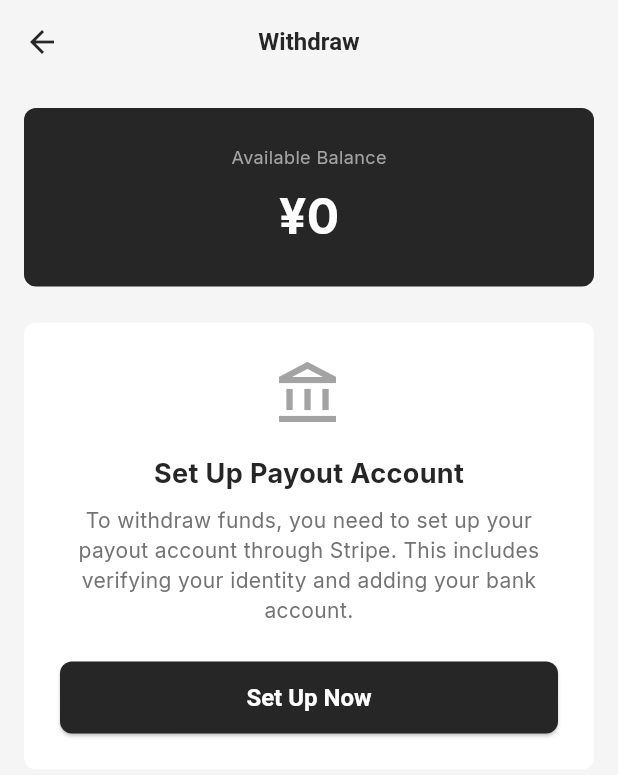
After one commit to Maymayworld/zerogrid-platform, a Flutter app: the EarningsScreen screen opened directly, after a tap on "Withdraw", on a phone screen of 412 x 824 dp. The commit adds this screen. Shown: the top 775 px of the screen. Run offline on Flutter 3.47's test engine with Material 3 defaults, Android fonts, the phone set to English and light mode, and no system bars; our stand-ins replace fl_chart, flutter_hooks, flutter_riverpod, font_awesome_flutter, google_fonts, hooks_riverpod and 4 more; missing offline and left inert: flutter_stripe; accounts and stored records are empty; network calls fail.

Commit message:
complete payment feature

```diff
--- /dev/null
+++ b/lib/features/creator/earnings/data/services/payout_service.dart
@@ -0,0 +1,70 @@
+// lib/features/creator/earnings/data/services/payout_service.dart
+import 'package:supabase_flutter/supabase_flutter.dart';
+
+class ConnectStatus {
+  final bool hasConnect;
+  final bool payoutsEnabled;
+  final bool detailsSubmitted;
+
+  const ConnectStatus({
+    this.hasConnect = false,
+    this.payoutsEnabled = false,
+    this.detailsSubmitted = false,
+  });
+
+  factory ConnectStatus.fromJson(Map<String, dynamic> json) {
+    return ConnectStatus(
+      hasConnect: json['has_connect'] as bool? ?? false,
+      payoutsEnabled: json['payouts_enabled'] as bool? ?? false,
+      detailsSubmitted: json['details_submitted'] as bool? ?? false,
+    );
+  }
+}
+
+class PayoutService {
+  final SupabaseClient _supabase = Supabase.instance.client;
+
+  /// Stripe Connect オンボーディングURLを取得
+  Future<String> getOnboardingUrl({String? returnUrl}) async {
+    final response = await _supabase.functions.invoke(
+      'stripe-connect-onboarding',
+      body: {'return_url': returnUrl},
+    );
+
+    if (response.status != 200) {
+      final error = response.data['error'] ?? 'Failed to start onboarding';
+      throw Exception(error);
+    }
+
+    return response.data['onboarding_url'] as String;
+  }
+
+  /// Connect アカウントの状態を取得
+  Future<ConnectStatus> getConnectStatus() async {
+    final response = await _supabase.functions.invoke(
+      'stripe-connect-status',
+      body: {},
+    );
+
+    if (response.status != 200) {
+      return const ConnectStatus();
+    }
+
+    return ConnectStatus.fromJson(response.data as Map<String, dynamic>);
+  }
+
+  /// 出金を実行
+  Future<int> withdraw(int amount) async {
+    final response = await _supabase.functions.invoke(
+      'stripe-withdrawal',
+      body: {'amount': amount},
+    );
+
+    if (response.status != 200) {
+      final error = response.data['error'] ?? 'Withdrawal failed';
+      throw Exception(error);
+    }
+
+    return response.data['new_balance'] as int;
+  }
+}
--- a/lib/features/creator/earnings/presentation/pages/earnings_screen.dart
+++ b/lib/features/creator/earnings/presentation/pages/earnings_screen.dart
@@ -8,6 +8,7 @@ import '../../../../../shared/presentation/providers/reward_provider.dart';
 import '../../../../../shared/presentation/providers/view_count_provider.dart';
 import '../../../../../shared/data/services/reward_service.dart';
 import '../../../../../shared/data/services/view_count_service.dart';
+import 'withdrawal_screen.dart';
 
 class EarningsScreen extends HookConsumerWidget {
   const EarningsScreen({Key? key}) : super(key: key);
@@ -89,11 +90,43 @@ class EarningsScreen extends HookConsumerWidget {
                           ),
                         ),
                         SizedBox(height: SpacePalette.xs),
-                        Text(
-                          'Available Balance',
-                          style: TextStylePalette.normalText.copyWith(
-                            color: ColorPalette.neutral400,
-                          ),
+                        Row(
+                          children: [
+                            Text(
+                              'Available Balance',
+                              style: TextStylePalette.normalText.copyWith(
+                                color: ColorPalette.neutral400,
+                              ),
+                            ),
+                            Spacer(),
+                            GestureDetector(
+                              onTap: () {
+                                final balance = balanceAsync.whenOrNull(data: (b) => b) ?? 0;
+                                Navigator.push(
+                                  context,
+                                  MaterialPageRoute(
+                                    builder: (context) => WithdrawalScreen(currentBalance: balance),
+                                  ),
+                                );
+                              },
+                              child: Container(
+                                padding: EdgeInsets.symmetric(
+                                  horizontal: SpacePalette.base,
+                                  vertical: SpacePalette.sm,
+                                ),
+                                decoration: BoxDecoration(
+                                  color: ColorPalette.white,
+                                  borderRadius: BorderRadius.circular(RadiusPalette.full),
+                                ),
+                                child: Text(
+                                  'Withdraw',
+                                  style: TextStylePalette.smTitle.copyWith(
+                                    color: ColorPalette.neutral800,
+                                  ),
+                                ),
+                              ),
+                            ),
+                          ],
                         ),
                       ],
                     ),
--- /dev/null
+++ b/lib/features/creator/earnings/presentation/pages/withdrawal_screen.dart
@@ -0,0 +1,412 @@
+// lib/features/creator/earnings/presentation/pages/withdrawal_screen.dart
+import 'package:flutter/material.dart';
+import 'package:flutter_hooks/flutter_hooks.dart';
+import 'package:hooks_riverpod/hooks_riverpod.dart';
+import 'package:url_launcher/url_launcher.dart';
+import '../../../../../shared/theme/app_theme.dart';
+import '../../../../../shared/presentation/providers/reward_provider.dart';
+import '../../data/services/payout_service.dart';
+
+final payoutServiceProvider = Provider<PayoutService>((ref) {
+  return PayoutService();
+});
+
+class WithdrawalScreen extends HookConsumerWidget {
+  final int currentBalance;
+
+  const WithdrawalScreen({Key? key, required this.currentBalance}) : super(key: key);
+
+  @override
+  Widget build(BuildContext context, WidgetRef ref) {
+    final service = ref.read(payoutServiceProvider);
+    final connectStatus = useState<ConnectStatus?>(null);
+    final isCheckingStatus = useState(true);
+    final isProcessing = useState(false);
+    final amountController = useTextEditingController();
+    final errorText = useState<String?>(null);
+
+    // Connect状態チェック
+    useEffect(() {
+      Future.microtask(() async {
+        try {
+          final status = await service.getConnectStatus();
+          connectStatus.value = status;
+        } catch (e) {
+          debugPrint('Connect status check failed: $e');
+          connectStatus.value = const ConnectStatus();
+        }
+        isCheckingStatus.value = false;
+      });
+      return null;
+    }, []);
+
+    String formatCurrency(int amount) {
+      return '¥${amount.toString().replaceAllMapped(
+        RegExp(r'(\d{1,3})(?=(\d{3})+(?!\d))'),
+        (Match m) => '${m[1]},',
+      )}';
+    }
+
+    Future<void> handleSetupPayout() async {
+      isProcessing.value = true;
+      try {
+        final url = await service.getOnboardingUrl();
+        final uri = Uri.parse(url);
+        if (await canLaunchUrl(uri)) {
+          await launchUrl(uri, mode: LaunchMode.externalApplication);
+        }
+      } catch (e) {
+        if (context.mounted) {
+          ScaffoldMessenger.of(context).showSnackBar(
+            SnackBar(content: Text('Failed: $e'), backgroundColor: Colors.red),
+          );
+        }
+      } finally {
+        isProcessing.value = false;
+      }
+    }
+
+    Future<void> refreshStatus() async {
+      isCheckingStatus.value = true;
+      try {
+        final status = await service.getConnectStatus();
+        connectStatus.value = status;
+      } catch (_) {}
+      isCheckingStatus.value = false;
+    }
+
+    Future<void> handleWithdraw() async {
+      errorText.value = null;
+      final amountStr = amountController.text.replaceAll(',', '').trim();
+      final amount = int.tryParse(amountStr);
+
+      if (amount == null || amount < 1000) {
+        errorText.value = 'Minimum withdrawal is ¥1,000';
+        return;
+      }
+      if (amount > currentBalance) {
+        errorText.value = 'Insufficient balance';
+        return;
+      }
+
+      // 確認ダイアログ
+      final confirmed = await showDialog<bool>(
+        context: context,
+        builder: (ctx) => AlertDialog(
+          title: Text('Confirm Withdrawal'),
+          content: Text('Withdraw ${formatCurrency(amount)} to your bank account?'),
+          actions: [
+            TextButton(
+              onPressed: () => Navigator.pop(ctx, false),
+              child: Text('Cancel'),
+            ),
+            TextButton(
+              onPressed: () => Navigator.pop(ctx, true),
+              child: Text('Confirm', style: TextStyle(color: ColorPalette.smashedPumpkin600)),
+            ),
+          ],
+        ),
+      );
+
+      if (confirmed != true) return;
+
+      isProcessing.value = true;
+      try {
+        await service.withdraw(amount);
+        ref.invalidate(creatorBalanceProvider);
+        if (context.mounted) {
+          ScaffoldMessenger.of(context).showSnackBar(
+            SnackBar(
+              content: Text('${formatCurrency(amount)} withdrawal processed!'),
+              backgroundColor: ColorPalette.positive500,
+            ),
+          );
+          Navigator.pop(context);
+        }
+      } catch (e) {
+        errorText.value = e.toString().replaceFirst('Exception: ', '');
+      } finally {
+        isProcessing.value = false;
+      }
+    }
+
+    return Scaffold(
+      backgroundColor: ColorPalette.neutral100,
+      appBar: AppBar(
+        title: Text('Withdraw'),
+        backgroundColor: ColorPalette.neutral100,
+      ),
+      body: isCheckingStatus.value
+          ? Center(child: CircularProgressIndicator(color: ColorPalette.neutral800))
+          : SingleChildScrollView(
+              padding: EdgeInsets.all(SpacePalette.base),
+              child: Column(
+                crossAxisAlignment: CrossAxisAlignment.start,
+                children: [
+                  // 残高表示
+                  Container(
+                    width: double.infinity,
+                    padding: EdgeInsets.all(SpacePalette.lg),
+                    decoration: BoxDecoration(
+                      color: ColorPalette.neutral800,
+                      borderRadius: BorderRadius.circular(RadiusPalette.base),
+                    ),
+                    child: Column(
+                      children: [
+                        Text(
+                          'Available Balance',
+                          style: TextStylePalette.smText.copyWith(
+                            color: ColorPalette.neutral400,
+                          ),
+                        ),
+                        SizedBox(height: SpacePalette.sm),
+                        Text(
+                          formatCurrency(currentBalance),
+                          style: TextStylePalette.header.copyWith(
+                            color: ColorPalette.white,
+                            fontSize: 32,
+                          ),
+                        ),
+                      ],
+                    ),
+                  ),
+                  SizedBox(height: SpacePalette.lg),
+
+                  // Connectアカウント未設定の場合
+                  if (connectStatus.value == null || !connectStatus.value!.hasConnect) ...[
+                    _buildSetupSection(
+                      icon: Icons.account_balance_outlined,
+                      title: 'Set Up Payout Account',
+                      description: 'To withdraw funds, you need to set up your payout account through Stripe. '
+                          'This includes verifying your identity and adding your bank account.',
+                      buttonText: 'Set Up Now',
+                      isLoading: isProcessing.value,
+                      onTap: handleSetupPayout,
+                    ),
+                  ]
+                  // 設定済みだが確認未完了
+                  else if (!connectStatus.value!.payoutsEnabled) ...[
+                    _buildSetupSection(
+                      icon: Icons.pending_outlined,
+                      title: 'Verification Pending',
+                      description: connectStatus.value!.detailsSubmitted
+                          ? 'Your account is being verified by Stripe. This usually takes 1-2 business days.'
+                          : 'Please complete your account setup to enable withdrawals.',
+                      buttonText: connectStatus.value!.detailsSubmitted ? 'Refresh Status' : 'Continue Setup',
+                      isLoading: isProcessing.value,
+                      onTap: connectStatus.value!.detailsSubmitted ? refreshStatus : handleSetupPayout,
+                    ),
+                  ]
+                  // 出金可能
+                  else ...[
+                    // ステータスバッジ
+                    Container(
+                      padding: EdgeInsets.symmetric(
+                        horizontal: SpacePalette.base,
+                        vertical: SpacePalette.sm,
+                      ),
+                      decoration: BoxDecoration(
+                        color: ColorPalette.positive50,
+                        borderRadius: BorderRadius.circular(RadiusPalette.base),
+                        border: Border.all(color: ColorPalette.positive200),
+                      ),
+                      child: Row(
+                        children: [
+                          Icon(Icons.check_circle, size: 20, color: ColorPalette.positive500),
+                          SizedBox(width: SpacePalette.sm),
+                          Text(
+                            'Payout account verified',
+                            style: TextStylePalette.smTitle.copyWith(
+                              color: ColorPalette.positive700,
+                            ),
+                          ),
+                        ],
+                      ),
+                    ),
+                    SizedBox(height: SpacePalette.lg),
+
+                    // 金額入力
+                    Text('Amount', style: TextStylePalette.smTitle),
+                    SizedBox(height: SpacePalette.sm),
+                    TextField(
+                      controller: amountController,
+                      keyboardType: TextInputType.number,
+                      style: TextStylePalette.header.copyWith(fontSize: 24),
+                      decoration: InputDecoration(
+                        prefixText: '¥ ',
+                        prefixStyle: TextStylePalette.header.copyWith(
+                          fontSize: 24,
+                          color: ColorPalette.neutral400,
+                        ),
+                        hintText: '0',
+                        hintStyle: TextStylePalette.header.copyWith(
+                          fontSize: 24,
+                          color: ColorPalette.neutral300,
+                        ),
+                        border: OutlineInputBorder(
+                          borderRadius: BorderRadius.circular(RadiusPalette.base),
+                          borderSide: BorderSide(color: ColorPalette.neutral200),
+                        ),
+                        enabledBorder: OutlineInputBorder(
+                          borderRadius: BorderRadius.circular(RadiusPalette.base),
+                          borderSide: BorderSide(color: ColorPalette.neutral200),
+                        ),
+                        focusedBorder: OutlineInputBorder(
+                          borderRadius: BorderRadius.circular(RadiusPalette.base),
+                          borderSide: BorderSide(color: ColorPalette.neutral800),
+                        ),
+                      ),
+                    ),
+                    SizedBox(height: SpacePalette.sm),
+
+                    // クイック選択ボタン
+                    Row(
+                      children: [
+                        _QuickAmountButton(
+                          label: '¥1,000',
+                          onTap: () => amountController.text = '1000',
+                        ),
+                        SizedBox(width: SpacePalette.sm),
+                        _QuickAmountButton(
+                          label: '¥5,000',
+                          onTap: () => amountController.text = '5000',
+                        ),
+                        SizedBox(width: SpacePalette.sm),
+                        _QuickAmountButton(
+                          label: 'All',
+                          onTap: () => amountController.text = currentBalance.toString(),
+                        ),
+                      ],
+                    ),
+                    SizedBox(height: SpacePalette.sm),
+                    Text(
+                      'Minimum ¥1,000 · Funds arrive in 2-5 business days',
+                      style: TextStylePalette.smSubText,
+                    ),
+
+                    if (errorText.value != null) ...[
+                      SizedBox(height: SpacePalette.sm),
+                      Text(
+                        errorText.value!,
+                        style: TextStylePalette.smText.copyWith(
+                          color: ColorPalette.critical500,
+                        ),
+                      ),
+                    ],
+
+                    SizedBox(height: SpacePalette.lg),
+
+                    // 出金ボタン
+                    SizedBox(
+                      width: double.infinity,
+                      height: 52,
+                      child: ElevatedButton(
+                        onPressed: isProcessing.value ? null : handleWithdraw,
+                        style: ElevatedButton.styleFrom(
+                          backgroundColor: ColorPalette.neutral800,
+                          shape: RoundedRectangleBorder(
+                            borderRadius: BorderRadius.circular(RadiusPalette.base),
+                          ),
+                        ),
+                        child: isProcessing.value
+                            ? SizedBox(
+                                width: 20,
+                                height: 20,
+                                child: CircularProgressIndicator(
+                                  strokeWidth: 2,
+                                  color: ColorPalette.white,
+                                ),
+                              )
+                            : Text(
+                                'Withdraw',
+                                style: TextStylePalette.buttonTextWhite,
+                              ),
+                      ),
+                    ),
+                  ],
+                ],
+              ),
+            ),
+    );
+  }
+
+  Widget _buildSetupSection({
+    required IconData icon,
+    required String title,
+    required String description,
+    required String buttonText,
+    required bool isLoading,
+    required VoidCallback onTap,
+  }) {
+    return Container(
+      padding: EdgeInsets.all(SpacePalette.lg),
+      decoration: BoxDecoration(
+        color: ColorPalette.white,
+        borderRadius: BorderRadius.circular(RadiusPalette.base),
+      ),
+      child: Column(
+        children: [
+          Icon(icon, size: 48, color: ColorPalette.neutral400),
+          SizedBox(height: SpacePalette.base),
+          Text(title, style: TextStylePalette.smallHeader),
+          SizedBox(height: SpacePalette.sm),
+          Text(
+            description,
+            style: TextStylePalette.subText,
+            textAlign: TextAlign.center,
+          ),
+          SizedBox(height: SpacePalette.lg),
+          SizedBox(
+            width: double.infinity,
+            height: 48,
+            child: ElevatedButton(
+              onPressed: isLoading ? null : onTap,
+              style: ElevatedButton.styleFrom(
+                backgroundColor: ColorPalette.neutral800,
+                shape: RoundedRectangleBorder(
+                  borderRadius: BorderRadius.circular(RadiusPalette.base),
+                ),
+              ),
+              child: isLoading
+                  ? SizedBox(
+                      width: 20,
+                      height: 20,
+                      child: CircularProgressIndicator(
+                        strokeWidth: 2,
+                        color: ColorPalette.white,
+                      ),
+                    )
+                  : Text(buttonText, style: TextStylePalette.buttonTextWhite),
+            ),
+          ),
+        ],
+      ),
+    );
+  }
+}
+
+class _QuickAmountButton extends StatelessWidget {
+  final String label;
+  final VoidCallback onTap;
+
+  const _QuickAmountButton({required this.label, required this.onTap});
+
+  @override
+  Widget build(BuildContext context) {
+    return GestureDetector(
+      onTap: onTap,
+      child: Container(
+        padding: EdgeInsets.symmetric(
+          horizontal: SpacePalette.base,
+          vertical: SpacePalette.sm,
+        ),
+        decoration: BoxDecoration(
+          color: ColorPalette.white,
+          borderRadius: BorderRadius.circular(RadiusPalette.base),
+          border: Border.all(color: ColorPalette.neutral200),
+        ),
+        child: Text(label, style: TextStylePalette.smTitle),
+      ),
+    );
+  }
+}
```
Also changed, not shown: lib/features/organizer/campaign/data/services/campaign_service.dart (+34 -1 lines), .claude/settings.local.json, 5 other files.
